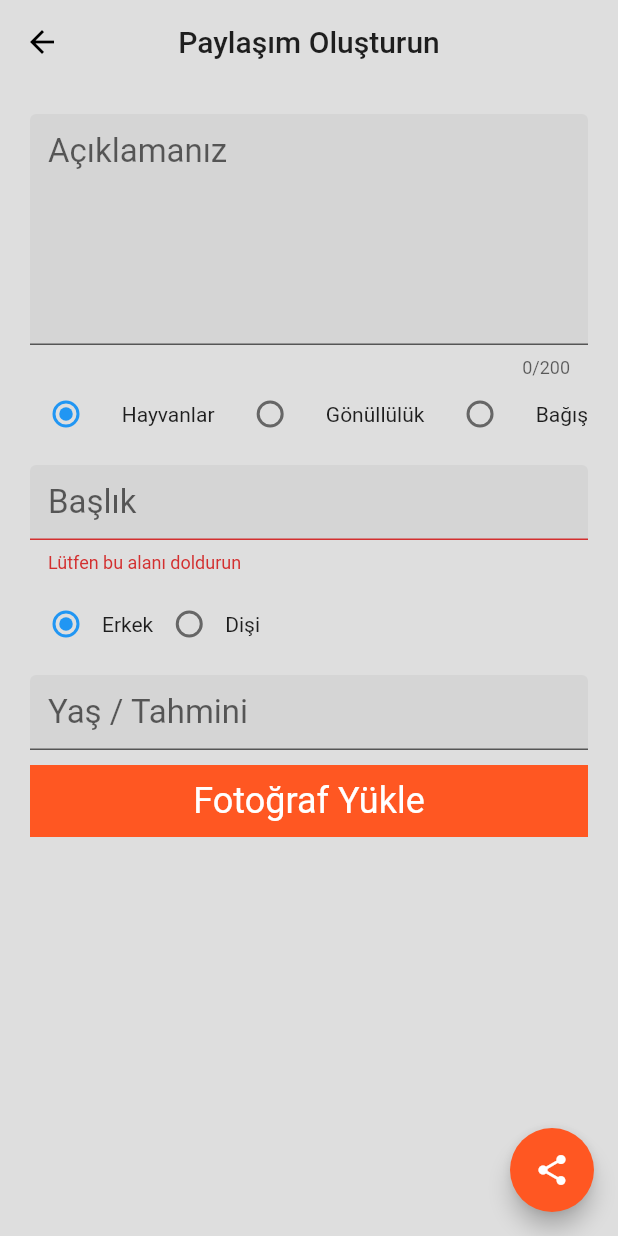
After one commit to Akifcan/flutter_hackhaton, a Flutter app: the CreatePost screen opened by its route, after a tap on the "share" icon, on a phone screen of 412 x 824 dp. The commit adds this screen. Run offline on Flutter 3.47's test engine with Material 2 defaults, Android fonts, the phone set to English and light mode, and no system bars; our stand-ins replace cloud_firestore, firebase_auth, firebase_core, font_awesome_flutter, google_sign_in, location and 1 more; missing offline and left inert: geocoder, multi_image_picker; accounts and stored records are empty.

Commit message:
create post ui

```diff
--- /dev/null
+++ b/lib/services/post_service.dart
@@ -0,0 +1,26 @@
+import 'package:cloud_firestore/cloud_firestore.dart';
+import 'package:multi_image_picker/multi_image_picker.dart';
+
+const String _COLLECTION_NAME = 'posts';
+
+class PostService {
+  PostService._privateConstructor();
+  static final PostService _instance = PostService._privateConstructor();
+  static PostService get instance => _instance;
+
+  CollectionReference posts =
+      FirebaseFirestore.instance.collection(_COLLECTION_NAME);
+
+  createPost(List<Asset> images, Map content, String type) async {
+    List imageBytes = [];
+
+    for (var i in images) {
+      var file = await i.getByteData();
+      List<int> imageData = file.buffer.asUint8List();
+      imageBytes.add(imageData);
+    }
+    print(imageBytes);
+    print(content);
+    print(type);
+  }
+}
--- a/lib/theme/custom_theme.dart
+++ b/lib/theme/custom_theme.dart
@@ -2,7 +2,11 @@ import 'package:flutter/material.dart';
 
 ThemeData themeData = ThemeData(
     iconTheme: IconThemeData(color: Colors.deepOrange),
-    primaryColor: Colors.deepOrange,
+    inputDecorationTheme: InputDecorationTheme(filled: true),
+    floatingActionButtonTheme:
+        FloatingActionButtonThemeData(backgroundColor: Colors.deepOrange),
+    textTheme: TextTheme(subtitle1: TextStyle(fontSize: 22)),
+    primaryColor: Color(0xffdedede),
     scaffoldBackgroundColor: Colors.deepOrange);
 
 List<LinearGradient> gradients = [
--- a/lib/views/detail-view/detail.dart
+++ b/lib/views/detail-view/detail.dart
@@ -1,3 +1,4 @@
+import 'package:firebase_auth/firebase_auth.dart';
 import 'package:flutter/material.dart';
 import 'package:help_together/widgets/app_avatar.dart';
 import 'package:help_together/widgets/app_detail_button.dart';
@@ -49,7 +50,9 @@ class _DetailState extends State<Detail> {
               crossAxisAlignment: CrossAxisAlignment.start,
               children: [
                 ListTile(
-                  leading: AppAvatar(),
+                  leading: AppAvatar(
+                    avatarUrl: FirebaseAuth.instance.currentUser.photoURL,
+                  ),
                   title: Text(
                     'username',
                     style: Theme.of(context)
--- a/lib/views/home-view/home.dart
+++ b/lib/views/home-view/home.dart
@@ -16,6 +16,11 @@ class _HomeState extends State<Home> {
   @override
   Widget build(BuildContext context) {
     return Scaffold(
+      floatingActionButton: FloatingActionButton(
+        onPressed: () => Navigator.of(context).pushNamed('/create-post'),
+        backgroundColor: Colors.deepOrange,
+        child: Icon(Icons.add),
+      ),
       body: Column(
         children: [
           AppHeader(),
--- /dev/null
+++ b/lib/views/post-view/create_post.dart
@@ -0,0 +1,261 @@
+import 'package:flutter/material.dart';
+import 'package:help_together/services/post_service.dart';
+import 'package:help_together/widgets/app_upload_image_button.dart';
+import 'package:multi_image_picker/multi_image_picker.dart';
+
+class CreatePost extends StatefulWidget {
+  CreatePost({Key key}) : super(key: key);
+
+  @override
+  _CreatePostState createState() => _CreatePostState();
+}
+
+class _CreatePostState extends State<CreatePost> {
+  final GlobalKey<FormState> petForm = GlobalKey<FormState>();
+  final GlobalKey<FormState> volunteerForm = GlobalKey<FormState>();
+  final GlobalKey<FormState> donateForm = GlobalKey<FormState>();
+  final PostService postService = PostService.instance;
+
+  String type = 'pet';
+  String gender = 'male';
+  List<Asset> images = [];
+
+  String title;
+  int age;
+  int goal;
+  String description;
+
+  chooseImages() async {
+    List<Asset> resultList;
+    try {
+      resultList = await MultiImagePicker.pickImages(
+        maxImages: 5,
+      );
+    } on Exception catch (e) {
+      print(e);
+    }
+
+    setState(() {
+      images = resultList;
+    });
+  }
+
+  removeImage(int index) {
+    setState(() {
+      images.removeAt(index);
+    });
+  }
+
+  createPost() {
+    if (type == 'pet') {
+      if (petForm.currentState.validate()) {
+        petForm.currentState.save();
+        postService.createPost(
+            images,
+            {"title": title, "description": description, "gender": gender},
+            type);
+      }
+    }
+    if (type == 'volunteer') {
+      if (volunteerForm.currentState.validate()) {
+        volunteerForm.currentState.save();
+        postService.createPost(
+            images, {"title": title, "description": description}, type);
+      }
+    }
+    if (type == 'donate') {
+      if (donateForm.currentState.validate()) {
+        donateForm.currentState.save();
+        postService.createPost(images, {"title": title, "goal": goal}, type);
+      }
+    }
+  }
+
+  @override
+  Widget build(BuildContext context) {
+    return Scaffold(
+      floatingActionButton: FloatingActionButton(
+        onPressed: createPost,
+        child: Icon(Icons.share),
+      ),
+      backgroundColor: Color(0xffdedede),
+      appBar: AppBar(
+        elevation: 0,
+        title: Text('Paylaşım Oluşturun'),
+        centerTitle: true,
+      ),
+      body: SingleChildScrollView(
+        child: Padding(
+          padding: const EdgeInsets.all(20),
+          child: Column(
+            children: [
+              TextFormField(
+                onChanged: (val) => setState(() => description = val),
+                maxLength: 200,
+                maxLines: 5,
+                decoration:
+                    InputDecoration(filled: true, hintText: 'Açıklamanız'),
+              ),
+              Row(
+                mainAxisAlignment: MainAxisAlignment.spaceBetween,
+                children: [
+                  Radio(
+                    value: 'pet',
+                    groupValue: type,
+                    onChanged: (val) {
+                      print(val);
+                      setState(() => type = val);
+                    },
+                  ),
+                  Text('Hayvanlar'),
+                  Radio(
+                    value: 'volunteer',
+                    groupValue: type,
+                    onChanged: (val) {
+                      print(val);
+                      setState(() => type = val);
+                    },
+                  ),
+                  Text('Gönüllülük'),
+                  Radio(
+                    value: 'donate',
+                    groupValue: type,
+                    onChanged: (val) {
+                      print(val);
+                      setState(() => type = val);
+                    },
+                  ),
+                  Text('Bağış'),
+                ],
+              ),
+              SizedBox(height: 10),
+              if (type == 'donate')
+                Form(
+                  key: donateForm,
+                  child: Column(
+                    children: [
+                      TextFormField(
+                        onSaved: (val) => setState(() => title = val),
+                        validator: (val) {
+                          if (val.isEmpty) {
+                            return "Lütfen bu alanı doldurun";
+                          }
+                          if (val.length < 3) {
+                            return "Bu başlık çok kısa";
+                          }
+                          return null;
+                        },
+                        decoration: InputDecoration(hintText: 'Bağış Başlığı'),
+                      ),
+                      SizedBox(height: 10),
+                      TextFormField(
+                        onSaved: (val) => setState(() => goal = int.parse(val)),
+                        validator: (val) {
+                          if (val.isEmpty) {
+                            return "Lütfen bu alanı doldurun";
+                          }
+                          return null;
+                        },
+                        keyboardType: TextInputType.number,
+                        maxLength: 5,
+                        decoration: InputDecoration(hintText: 'Hedef Tutar'),
+                      ),
+                    ],
+                  ),
+                )
+              else if (type == 'volunteer')
+                Form(
+                  key: volunteerForm,
+                  child: Column(
+                    children: [
+                      TextFormField(
+                        onSaved: (val) => setState(() => title = val),
+                        validator: (val) {
+                          if (val.isEmpty) {
+                            return "Lütfen bu alanı doldurun";
+                          }
+                          if (val.length < 3) {
+                            return "Bu başlık çok kısa";
+                          }
+                          return null;
+                        },
+                        decoration: InputDecoration(hintText: 'İlan Başlığı'),
+                      ),
+                      SizedBox(height: 10),
+                    ],
+                  ),
+                )
+              else if (type == 'pet')
+                Form(
+                  key: petForm,
+                  child: Column(
+                    children: [
+                      TextFormField(
+                        onSaved: (val) => setState(() => title = val),
+                        validator: (val) {
+                          if (val.isEmpty) {
+                            return "Lütfen bu alanı doldurun";
+                          }
+                          if (val.length < 3) {
+                            return "Bu başlık çok kısa";
+                          }
+                          return null;
+                        },
+                        decoration: InputDecoration(hintText: 'Başlık'),
+                      ),
+                      SizedBox(height: 10),
+                      Row(
+                        children: [
+                          Radio(
+                            value: 'male',
+                            groupValue: gender,
+                            onChanged: (val) {
+                              print(val);
+                              setState(() => gender = val);
+                            },
+                          ),
+                          Text('Erkek'),
+                          Radio(
+                            value: 'female',
+                            groupValue: gender,
+                            onChanged: (val) {
+                              print(val);
+                              setState(() => gender = val);
+                            },
+                          ),
+                          Text('Dişi'),
+                        ],
+                      ),
+                      SizedBox(height: 10),
+                      TextFormField(
+                        onSaved: (val) => setState(() => age = int.parse(val)),
+                        keyboardType: TextInputType.number,
+                        decoration: InputDecoration(hintText: 'Yaş / Tahmini'),
+                      ),
+                      SizedBox(height: 10),
+                    ],
+                  ),
+                ),
+              AppUploadImageButton(voidCallback: () => chooseImages()),
+              SizedBox(height: 10),
+              Container(
+                height: MediaQuery.of(context).size.height * 0.1,
+                child: images.length > 0
+                    ? ListView.separated(
+                        scrollDirection: Axis.horizontal,
+                        separatorBuilder: (_, __) => SizedBox(width: 10),
+                        itemCount: images.length,
+                        itemBuilder: (_, index) => GestureDetector(
+                              onLongPress: () => removeImage(index),
+                              child: AssetThumb(
+                                  asset: images[index], height: 50, width: 50),
+                            ))
+                    : null,
+              )
+            ],
+          ),
+        ),
+      ),
+    );
+  }
+}
--- a/lib/widgets/app_avatar.dart
+++ b/lib/widgets/app_avatar.dart
@@ -1,14 +1,14 @@
 import 'package:flutter/material.dart';
 
 class AppAvatar extends StatelessWidget {
-  const AppAvatar({Key key}) : super(key: key);
+  final String avatarUrl;
+  const AppAvatar({Key key, this.avatarUrl}) : super(key: key);
 
   @override
   Widget build(BuildContext context) {
     return CircleAvatar(
       radius: 25,
-      backgroundImage:
-          NetworkImage('https://uifaces.co/our-content/donated/gPZwCbdS.jpg'),
+      backgroundImage: NetworkImage(this.avatarUrl),
     );
   }
 }
--- a/lib/widgets/app_comment_card.dart
+++ b/lib/widgets/app_comment_card.dart
@@ -13,7 +13,9 @@ class AppCommentCard extends StatelessWidget {
           borderRadius: BorderRadius.circular(20),
           border: Border.all(color: Theme.of(context).primaryColor, width: 2)),
       child: ListTile(
-        leading: AppAvatar(),
+        leading: AppAvatar(
+          avatarUrl: '',
+        ),
         title: Text(
           'username',
           style: Theme.of(context)
--- /dev/null
+++ b/lib/widgets/app_upload_image_button.dart
@@ -0,0 +1,23 @@
+import 'package:flutter/material.dart';
+
+class AppUploadImageButton extends StatelessWidget {
+  final VoidCallback voidCallback;
+  const AppUploadImageButton({Key key, this.voidCallback}) : super(key: key);
+
+  @override
+  Widget build(BuildContext context) {
+    return Container(
+      padding: const EdgeInsets.all(10),
+      color: Colors.deepOrange,
+      width: double.infinity,
+      child: InkWell(
+          child: Center(
+              child: Text('Fotoğraf Yükle',
+                  style: Theme.of(context)
+                      .textTheme
+                      .headline5
+                      .copyWith(color: Colors.white))),
+          onTap: this.voidCallback),
+    );
+  }
+}
--- a/lib/widgets/location_card.dart
+++ b/lib/widgets/location_card.dart
@@ -1,4 +1,5 @@
 import 'package:flutter/material.dart';
+import 'package:help_together/core/storage.dart';
 
 class LocationCard extends StatelessWidget {
   const LocationCard({Key key}) : super(key: key);
@@ -15,7 +16,7 @@ class LocationCard extends StatelessWidget {
         ),
         title: Text('Location'),
         subtitle: Text(
-          'izmir',
+          Storage.getString('location'),
           style: Theme.of(context)
               .textTheme
               .headline5
```
Also changed, not shown: lib/core/storage.dart (added, +21 -0 lines), lib/core/utils.dart (added, +47 -0 lines), lib/main.dart (+9 -1 lines), lib/services/user_service.dart (added, +25 -0 lines), lib/views/sign-in-view/sign_in.dart (+29 -6 lines), lib/widgets/app_header.dart (+9 -3 lines), pubspec.yaml (+9 -0 lines), pubspec.lock, 5 other files.
